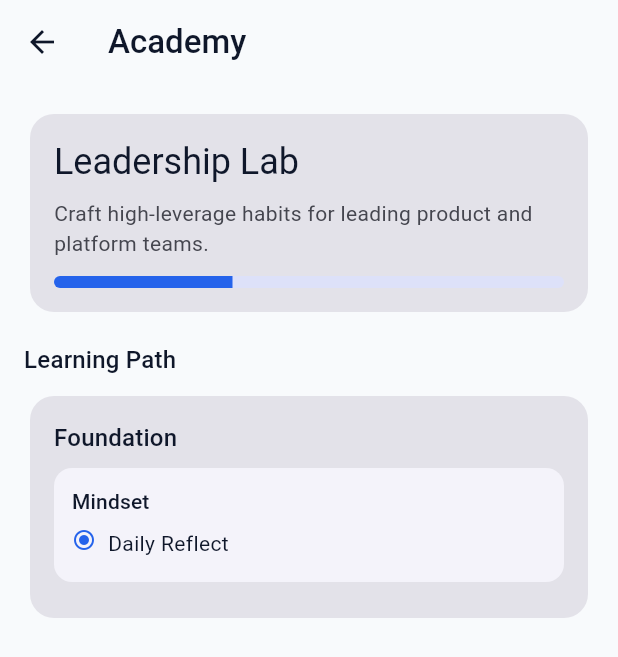
After one commit to ak9848515-dev/phoenix-platform, a Flutter app: the AcademyScreen screen opened by its route, on a phone screen of 412 x 824 dp. The commit adds this screen. Shown: the top 657 px of the screen. Run offline on Flutter 3.47's test engine with Material 3 defaults, Android fonts, the phone set to English and light mode, and no system bars.

Commit message:
PHX-012: Introduce Academy foundation and navigation

```diff
--- /dev/null
+++ b/lib/features/academy/academy_screen.dart
@@ -0,0 +1,138 @@
+import 'package:flutter/material.dart';
+
+import '../../models/level.dart';
+import '../../models/stage.dart';
+import '../../services/sample_data_service.dart';
+import '../../shared/widgets/phoenix_card.dart';
+import '../../shared/widgets/phoenix_progress_indicator.dart';
+import '../../shared/widgets/phoenix_section_header.dart';
+import '../../theme/colors.dart';
+import '../../theme/radius.dart';
+import '../../theme/spacing.dart';
+
+class AcademyScreen extends StatelessWidget {
+  const AcademyScreen({super.key});
+
+  @override
+  Widget build(BuildContext context) {
+    final theme = Theme.of(context);
+    final sampleData = const SampleDataService();
+    final academy = sampleData.featuredAcademy;
+
+    return Scaffold(
+      backgroundColor: theme.colorScheme.surface,
+      appBar: AppBar(
+        title: Text('Academy', style: theme.textTheme.titleLarge),
+        backgroundColor: theme.colorScheme.surface,
+        elevation: 0,
+      ),
+      body: SafeArea(
+        child: SingleChildScrollView(
+          padding: const EdgeInsets.all(AppSpacing.lg),
+          child: Column(
+            crossAxisAlignment: CrossAxisAlignment.start,
+            children: [
+              PhoenixCard(
+                child: Column(
+                  crossAxisAlignment: CrossAxisAlignment.start,
+                  children: [
+                    Text(academy.title, style: theme.textTheme.headlineSmall),
+                    const SizedBox(height: AppSpacing.sm),
+                    Text(
+                      academy.description,
+                      style: theme.textTheme.bodyMedium?.copyWith(
+                        color: theme.colorScheme.onSurfaceVariant,
+                      ),
+                    ),
+                    const SizedBox(height: AppSpacing.md),
+                    PhoenixProgressIndicator(value: 0.35),
+                  ],
+                ),
+              ),
+              const SizedBox(height: AppSpacing.lg),
+              PhoenixSectionHeader(title: 'Learning Path'),
+              const SizedBox(height: AppSpacing.sm),
+              ...academy.levels.map(
+                (level) => Padding(
+                  padding: const EdgeInsets.only(bottom: AppSpacing.sm),
+                  child: _AcademyLevelTile(level: level),
+                ),
+              ),
+            ],
+          ),
+        ),
+      ),
+    );
+  }
+}
+
+class _AcademyLevelTile extends StatelessWidget {
+  const _AcademyLevelTile({required this.level});
+
+  final Level level;
+
+  @override
+  Widget build(BuildContext context) {
+    final theme = Theme.of(context);
+
+    return PhoenixCard(
+      child: Column(
+        crossAxisAlignment: CrossAxisAlignment.start,
+        children: [
+          Text(level.title, style: theme.textTheme.titleMedium),
+          const SizedBox(height: AppSpacing.sm),
+          ...level.stages.map(
+            (stage) => Padding(
+              padding: const EdgeInsets.only(bottom: AppSpacing.sm),
+              child: _StageTile(stage: stage),
+            ),
+          ),
+        ],
+      ),
+    );
+  }
+}
+
+class _StageTile extends StatelessWidget {
+  const _StageTile({required this.stage});
+
+  final Stage stage;
+
+  @override
+  Widget build(BuildContext context) {
+    final theme = Theme.of(context);
+
+    return Container(
+      padding: const EdgeInsets.all(AppSpacing.md),
+      decoration: BoxDecoration(
+        color: theme.colorScheme.surfaceContainerLow,
+        borderRadius: BorderRadius.circular(AppRadius.md),
+      ),
+      child: Column(
+        crossAxisAlignment: CrossAxisAlignment.start,
+        children: [
+          Text(stage.title, style: theme.textTheme.titleSmall),
+          const SizedBox(height: AppSpacing.sm),
+          ...stage.missions.map(
+            (mission) => Padding(
+              padding: const EdgeInsets.only(bottom: AppSpacing.xs),
+              child: Row(
+                crossAxisAlignment: CrossAxisAlignment.start,
+                children: [
+                  Icon(Icons.radio_button_checked, size: 16, color: AppColors.primary),
+                  const SizedBox(width: AppSpacing.sm),
+                  Expanded(
+                    child: Text(
+                      mission.title,
+                      style: theme.textTheme.bodyMedium,
+                    ),
+                  ),
+                ],
+              ),
+            ),
+          ),
+        ],
+      ),
+    );
+  }
+}
--- a/lib/features/mission_center/mission_center_screen.dart
+++ b/lib/features/mission_center/mission_center_screen.dart
@@ -2,6 +2,7 @@ import 'package:flutter/material.dart';
 
 import '../../services/sample_data_service.dart';
 import '../../shared/widgets/phoenix_card.dart';
+import '../../routes/app_routes.dart';
 import '../../shared/widgets/phoenix_progress_indicator.dart';
 import '../../shared/widgets/phoenix_section_header.dart';
 import '../../theme/colors.dart';
@@ -72,7 +73,11 @@ class MissionCenterScreen extends StatelessWidget {
                 subtitle: 'You are 2 steps away from your next milestone.',
               ),
               const SizedBox(height: AppSpacing.lg),
-              PhoenixCard(
+              GestureDetector(
+                onTap: () {
+                  Navigator.of(context).pushNamed(AppRoutes.academy);
+                },
+                child: PhoenixCard(
                   child: Column(
                     crossAxisAlignment: CrossAxisAlignment.start,
                     children: [
@@ -111,6 +116,7 @@ class MissionCenterScreen extends StatelessWidget {
                       const SizedBox(height: AppSpacing.md),
                       PhoenixProgressIndicator(value: knowledgeProgress.value),
                     ],
+                  ),
                 ),
               ),
               const SizedBox(height: AppSpacing.lg),
--- a/lib/routes/app_routes.dart
+++ b/lib/routes/app_routes.dart
@@ -3,4 +3,5 @@ class AppRoutes {
 
   static const String missionCenter = '/';
   static const String knowledgeDna = '/knowledge-dna';
+  static const String academy = '/academy';
 }
--- a/lib/routes/route_generator.dart
+++ b/lib/routes/route_generator.dart
@@ -1,5 +1,6 @@
 import 'package:flutter/material.dart';
 
+import '../features/academy/academy_screen.dart';
 import '../features/knowledge_dna/presentation/knowledge_dna_screen.dart';
 import '../features/mission_center/mission_center_screen.dart';
 import 'app_routes.dart';
@@ -19,6 +20,11 @@ class RouteGenerator {
           settings: settings,
           builder: (_) => const KnowledgeDNAScreen(),
         );
+      case AppRoutes.academy:
+        return MaterialPageRoute<dynamic>(
+          settings: settings,
+          builder: (_) => const AcademyScreen(),
+        );
       default:
         return MaterialPageRoute<dynamic>(
           settings: settings,
--- a/lib/services/sample_data_service.dart
+++ b/lib/services/sample_data_service.dart
@@ -6,6 +6,7 @@ import '../models/lesson.dart';
 import '../models/level.dart';
 import '../models/mission.dart';
 import '../models/progress.dart';
+import '../models/stage.dart';
 
 class SampleDataService {
   const SampleDataService();
@@ -47,6 +48,32 @@ class SampleDataService {
         ),
       ];
 
+  Academy get featuredAcademy => const Academy(
+        id: 'academy-leadership',
+        title: 'Leadership Lab',
+        description: 'Craft high-leverage habits for leading product and platform teams.',
+        levels: <Level>[
+          Level(
+            id: 'level-1',
+            title: 'Foundation',
+            stages: <Stage>[
+              Stage(
+                id: 'stage-1',
+                title: 'Mindset',
+                missions: <Mission>[
+                  Mission(
+                    id: 'mission-1',
+                    title: 'Daily Reflect',
+                    description: 'Capture one insight from your day.',
+                    lessons: <Lesson>[],
+                  ),
+                ],
+              ),
+            ],
+          ),
+        ],
+      );
+
   List<Progress> get dashboardSections => const <Progress>[
         Progress(id: 'section-quick-actions', label: 'Quick Actions', value: 0.0),
         Progress(id: 'section-academies', label: 'Academies', value: 0.0),
```
Lines whose indentation alone changed are shown as unchanged.
